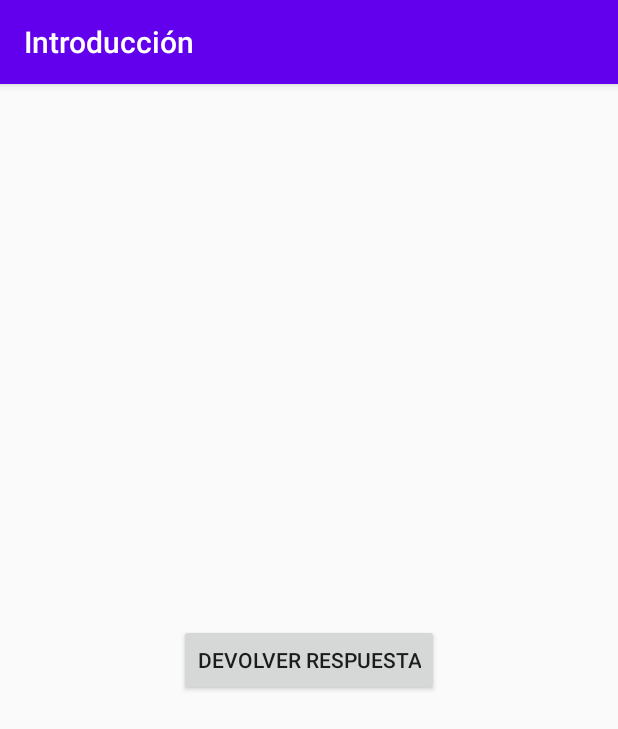
After one commit to 2020-A-Moviles-GR1/mov-diaz-danny, an Android app: the IntentEnviaParametrosActivity screen opened directly, with no data from a screen before it, on a phone screen of 412 x 824 dp. The commit adds this screen. Shown: the top 729 px of the screen. Run offline under Robolectric (Android 15) with nearby library versions, the phone set to English and light mode, and no system bars; libraries missing offline, so code that uses them is left out: com.diaz_danny.

Commit message:
ListView e Intents

```diff
--- a/02-Android/app/src/main/AndroidManifest.xml
+++ b/02-Android/app/src/main/AndroidManifest.xml
@@ -9,7 +9,8 @@
         android:roundIcon="@mipmap/ic_launcher_round"
         android:supportsRtl="true"
         android:theme="@style/AppTheme">
-        <activity android:name=".ListViewActivity"></activity>
+        <activity android:name=".IntentEnviaParametrosActivity"></activity>
+        <activity android:name=".ListViewActivity" />
         <activity android:name=".CicloVidaActivity" />
         <activity android:name=".MainActivity">
             <intent-filter>
--- /dev/null
+++ b/02-Android/app/src/main/java/com/diaz_danny/DeusGallet/IntentEnviaParametrosActivity.kt
@@ -0,0 +1,12 @@
+package com.diaz_danny.DeusGallet
+
+import androidx.appcompat.app.AppCompatActivity
+import android.os.Bundle
+
+class IntentEnviaParametrosActivity : AppCompatActivity() {
+
+    override fun onCreate(savedInstanceState: Bundle?) {
+        super.onCreate(savedInstanceState)
+        setContentView(R.layout.activity_intent_envia_parametros)
+    }
+}
--- a/02-Android/app/src/main/java/com/diaz_danny/DeusGallet/Primitivas.kt
+++ b/02-Android/app/src/main/java/com/diaz_danny/DeusGallet/Primitivas.kt
@@ -5,4 +5,8 @@ class Entrenador(
     var apellido: String
 ){
 
+    override fun toString(): String {
+        return "${this.nombre} ${this.apellido}"
+    }
+
 }
--- /dev/null
+++ b/02-Android/app/src/main/res/layout/activity_intent_envia_parametros.xml
@@ -0,0 +1,18 @@
+<?xml version="1.0" encoding="utf-8"?>
+<androidx.constraintlayout.widget.ConstraintLayout xmlns:android="http://schemas.android.com/apk/res/android"
+    xmlns:app="http://schemas.android.com/apk/res-auto"
+    xmlns:tools="http://schemas.android.com/tools"
+    android:layout_width="match_parent"
+    android:layout_height="match_parent"
+    tools:context=".IntentEnviaParametrosActivity">
+
+    <Button
+        android:id="@+id/buttonDevolverRespuesta"
+        android:layout_width="wrap_content"
+        android:layout_height="wrap_content"
+        android:text="Devolver respuesta"
+        app:layout_constraintBottom_toBottomOf="parent"
+        app:layout_constraintEnd_toEndOf="parent"
+        app:layout_constraintStart_toStartOf="parent"
+        app:layout_constraintTop_toTopOf="parent" />
+</androidx.constraintlayout.widget.ConstraintLayout>
```
Also changed, not shown: 02-Android/app/src/main/java/com/diaz_danny/DeusGallet/ListViewActivity.kt (+10 -0 lines), 02-Android/app/src/main/res/layout/activity_list_view.xml (+13 -3 lines), 02-Android/app/src/main/res/layout/activity_main.xml (+14 -2 lines).
